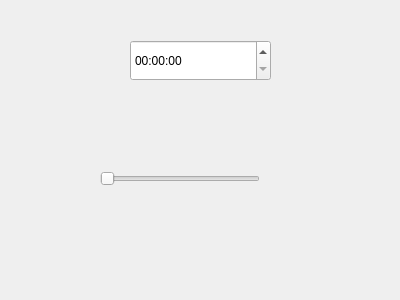
Old version of the form modules/Resource/design.ui in the repository 307guojiawei/Linuxer.
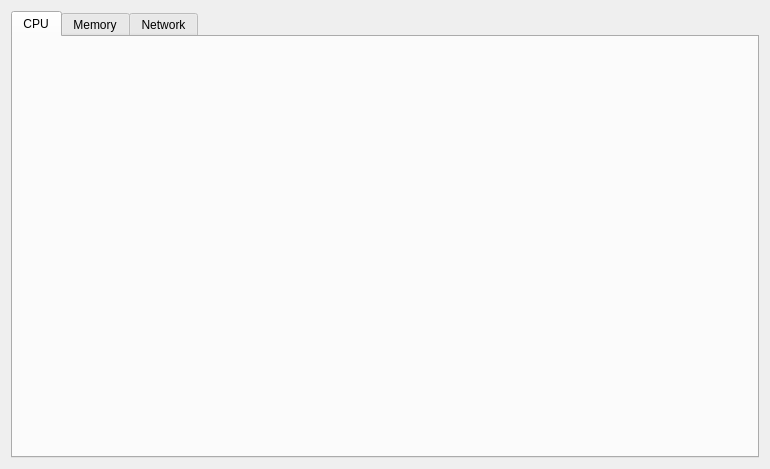
New version of the form.

Diff of the .ui file:
```diff
--- a/modules/Resource/design.ui
+++ b/modules/Resource/design.ui
@@ -6,36 +6,106 @@
    <rect>
     <x>0</x>
     <y>0</y>
-    <width>400</width>
-    <height>300</height>
+    <width>770</width>
+    <height>469</height>
    </rect>
   </property>
   <property name="windowTitle">
    <string>Form</string>
   </property>
-  <widget class="QTimeEdit" name="timeEdit">
-   <property name="geometry">
-    <rect>
-     <x>130</x>
-     <y>40</y>
-     <width>141</width>
-     <height>41</height>
-    </rect>
-   </property>
-  </widget>
-  <widget class="QSlider" name="horizontalSlider">
-   <property name="geometry">
-    <rect>
-     <x>100</x>
-     <y>170</y>
-     <width>160</width>
-     <height>17</height>
-    </rect>
-   </property>
-   <property name="orientation">
-    <enum>Qt::Horizontal</enum>
-   </property>
-  </widget>
+  <layout class="QVBoxLayout" name="verticalLayout">
+   <item>
+    <widget class="QTabWidget" name="tabWidget">
+     <property name="tabShape">
+      <enum>QTabWidget::Rounded</enum>
+     </property>
+     <property name="currentIndex">
+      <number>0</number>
+     </property>
+     <property name="movable">
+      <bool>true</bool>
+     </property>
+     <property name="tabBarAutoHide">
+      <bool>true</bool>
+     </property>
+     <widget class="QWidget" name="tab_cpu">
+      <attribute name="title">
+       <string>CPU</string>
+      </attribute>
+      <layout class="QVBoxLayout" name="verticalLayout_2">
+       <property name="spacing">
+        <number>0</number>
+       </property>
+       <property name="leftMargin">
+        <number>0</number>
+       </property>
+       <property name="topMargin">
+        <number>0</number>
+       </property>
+       <property name="rightMargin">
+        <number>0</number>
+       </property>
+       <property name="bottomMargin">
+        <number>0</number>
+       </property>
+       <item>
+        <layout class="QVBoxLayout" name="cpu_layout"/>
+       </item>
+      </layout>
+     </widget>
+     <widget class="QWidget" name="tab_mem">
+      <attribute name="title">
+       <string>Memory</string>
+      </attribute>
+      <layout class="QVBoxLayout" name="verticalLayout_3">
+       <property name="spacing">
+        <number>0</number>
+       </property>
+       <property name="leftMargin">
+        <number>0</number>
+       </property>
+       <property name="topMargin">
+        <number>0</number>
+       </property>
+       <property name="rightMargin">
+        <number>0</number>
+       </property>
+       <property name="bottomMargin">
+        <number>0</number>
+       </property>
+       <item>
+        <layout class="QVBoxLayout" name="mem_layout"/>
+       </item>
+      </layout>
+     </widget>
+     <widget class="QWidget" name="tab_net">
+      <attribute name="title">
+       <string>Network</string>
+      </attribute>
+      <layout class="QVBoxLayout" name="verticalLayout_4">
+       <property name="spacing">
+        <number>0</number>
+       </property>
+       <property name="leftMargin">
+        <number>0</number>
+       </property>
+       <property name="topMargin">
+        <number>0</number>
+       </property>
+       <property name="rightMargin">
+        <number>0</number>
+       </property>
+       <property name="bottomMargin">
+        <number>0</number>
+       </property>
+       <item>
+        <layout class="QVBoxLayout" name="network_layout"/>
+       </item>
+      </layout>
+     </widget>
+    </widget>
+   </item>
+  </layout>
  </widget>
  <resources/>
  <connections/>
```
Left out of the diff: 26 changed lines with no effect on the pictures.
